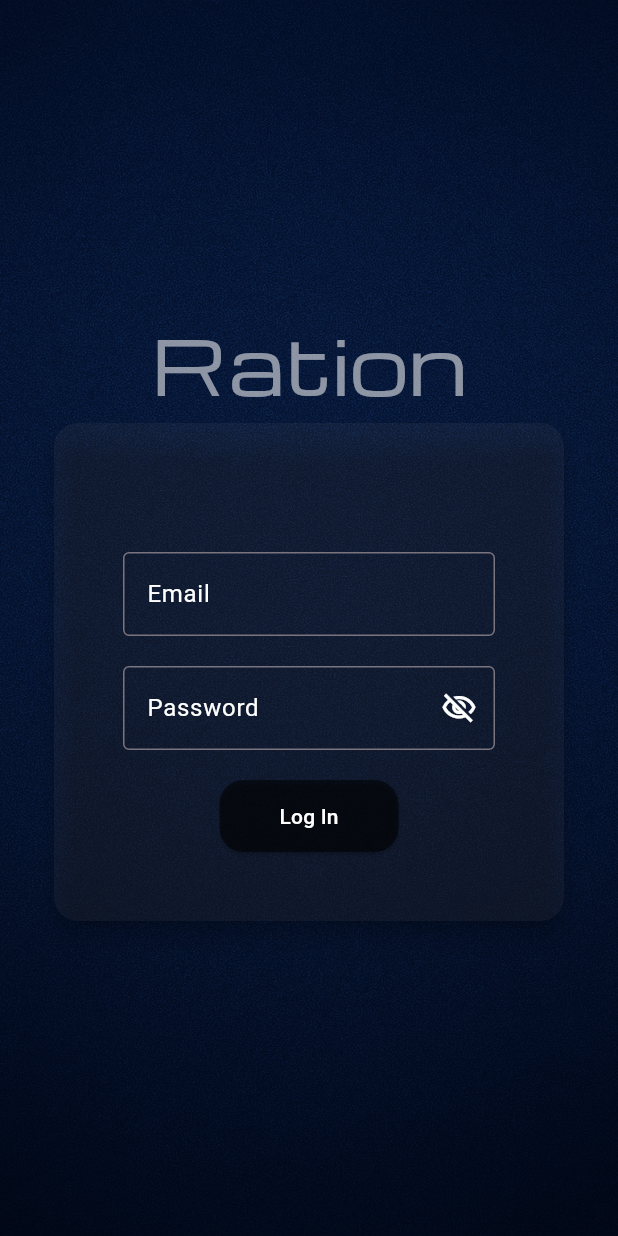
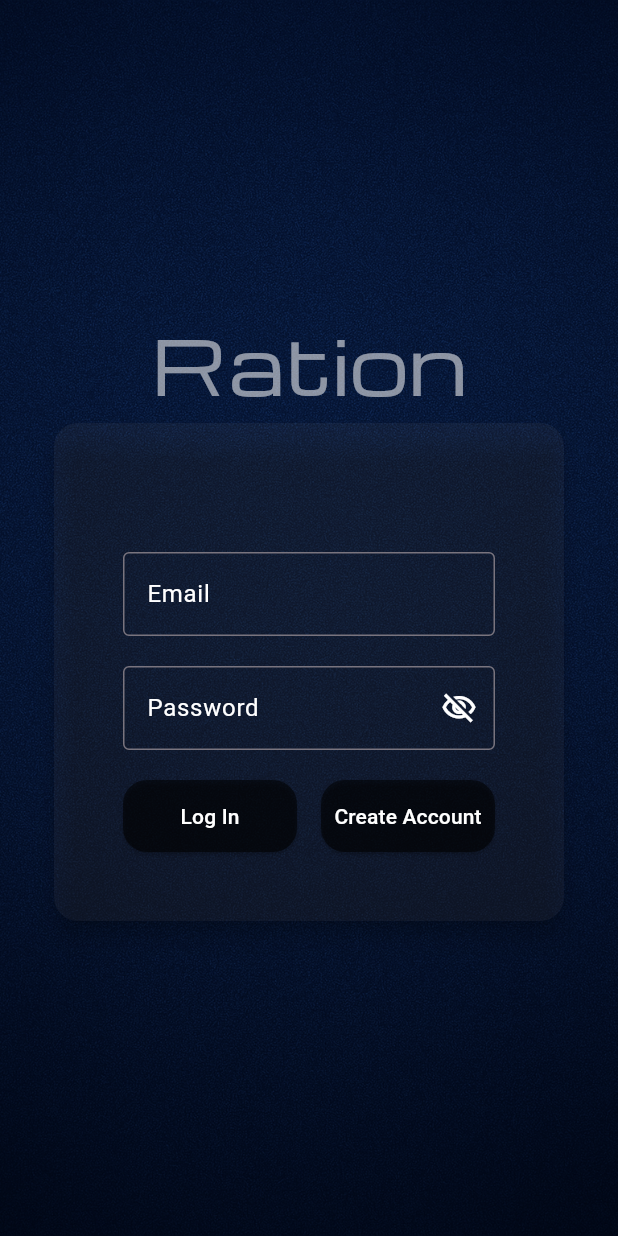
Before and after one commit to StuparykM/smart_budget_app, a Flutter app: the screen it shows after launch, on a phone screen of 412 x 824 dp. Run offline on Flutter 3.47's test engine with Material 3 defaults, Android fonts, the phone set to English and light mode, and no system bars; our stand-ins replace firebase_auth, firebase_core, firebase_database, fluttertoast, swipe_cards; accounts and stored records are empty; generated files the repository leaves out were written again.

Commit message:
Set up budget widget, fixed log in and create account pages

```diff
--- a/lib/main.dart
+++ b/lib/main.dart
@@ -5,7 +5,6 @@ import 'package:smart_budget_app/pages/log_in_page.dart';
 import 'package:firebase_auth/firebase_auth.dart';
 import 'package:firebase_core/firebase_core.dart';
 import 'package:smart_budget_app/pages/sorting_page.dart';
-import 'package:smart_budget_app/pages/user_profile.dart';
 import 'firebase_options.dart';
 import '../services/item_service.dart';
 import 'package:provider/provider.dart';
@@ -48,7 +47,6 @@ class MyApp extends StatelessWidget {
           '/log_in_page': (context) => LogInPage(),
           '/dashboard': (context) => Dashboard(),
           '/create_profile': (context) => CreateProfile(),
-          '/user_profile': (context) => UserProfile(),
           '/sorting_page': (context) => SortingPage()
         }
 
--- a/lib/pages/log_in_page.dart
+++ b/lib/pages/log_in_page.dart
@@ -1,5 +1,6 @@
 import 'package:firebase_auth/firebase_auth.dart';
 import 'package:flutter/material.dart';
+import 'package:smart_budget_app/pages/create_profile.dart';
 import 'package:smart_budget_app/pages/forgot_password.dart';
 import 'package:smart_budget_app/pages/dashboard.dart';
 import 'package:smart_budget_app/services/auth_service.dart';
@@ -21,6 +22,8 @@ class _LogInPageState extends State<LogInPage>
   late Animation<Offset> _slideAnimation;
   late Animation<double> _fadeAnimation;
   bool _obscureText = true;
+
+
 
   @override
   void initState() {
@@ -144,48 +147,61 @@ class _LogInPageState extends State<LogInPage>
                                   ),
                                 ),
                               SizedBox(height: 20),
-                              _isLoading
-                                  ? CircularProgressIndicator()
-                                  : ElevatedButton(
-                                      onPressed: () async{
+                              Row(
+                                mainAxisAlignment: MainAxisAlignment.spaceEvenly,
+                                children: [
+                                  Expanded(
+                                    child: _isLoading
+                                        ? const Center(
+                                      child: CircularProgressIndicator(),
+                                    )
+                                        : ElevatedButton(
+                                      onPressed: () async {
                                         await AuthenticationService().signIn(
                                           email: _emailController.text.trim(),
                                           password: _passwordController.text.trim(),
-                                            context: context
+                                          context: context,
                                         );
                                       },
                                       style: ElevatedButton.styleFrom(
                                         backgroundColor: Colors.black54,
-                                        padding: EdgeInsets.symmetric(
-                                          horizontal: 40,
-                                          vertical: 14,
-                                        ),
+                                        padding: const EdgeInsets.symmetric(vertical: 14),
                                         shape: RoundedRectangleBorder(
-                                          borderRadius: BorderRadius.circular(
-                                            16,
-                                          ),
+                                          borderRadius: BorderRadius.circular(16),
                                         ),
                                       ),
-                                      child: Text(
+                                      child: const Text(
                                         'Log In',
                                         style: TextStyle(color: Colors.white),
                                       ),
                                     ),
-                              //SizedBox(height: 20),
-                              // TextButton(
-                              //   onPressed:(){
-                              //     Navigator.push(
-                              //       context,
-                              //       MaterialPageRoute(builder: (context) => ForgotPasswordScreen()),
-                              //     );
-                              //   },
-                              //   child: Text(
-                              //     'Forgot my password',
-                              //         style: TextStyle(
-                              //       fontSize: 14,
-                              //   ),
-                              //   ),
-                              // ),
+                                  ),
+                                  const SizedBox(width: 16),
+                                  Expanded(
+                                    child: ElevatedButton(
+                                      onPressed: () {
+                                        Navigator.push(
+                                          context,
+                                          MaterialPageRoute(
+                                            builder: (context) => const CreateProfile(),
+                                          ),
+                                        );
+                                      },
+                                      style: ElevatedButton.styleFrom(
+                                        backgroundColor: Colors.black54,
+                                        padding: const EdgeInsets.symmetric(vertical: 14),
+                                        shape: RoundedRectangleBorder(
+                                          borderRadius: BorderRadius.circular(16),
+                                        ),
+                                      ),
+                                      child: const Text(
+                                        'Create Account',
+                                        style: TextStyle(color: Colors.white),
+                                      ),
+                                    ),
+                                  ),
+                                ],
+                              ),
                             ],
                           ),
                         ),
```
Also changed, not shown: lib/pages/create_profile.dart (+35 -6 lines), lib/pages/dashboard.dart (+51 -11 lines), lib/pages/user_profile.dart (deleted, +0 -113 lines), lib/services/item_service.dart (+16 -0 lines), lib/widgets/budget_dialog.dart (added, +39 -0 lines), lib/widgets/budget_summary.dart (added, +64 -0 lines).
